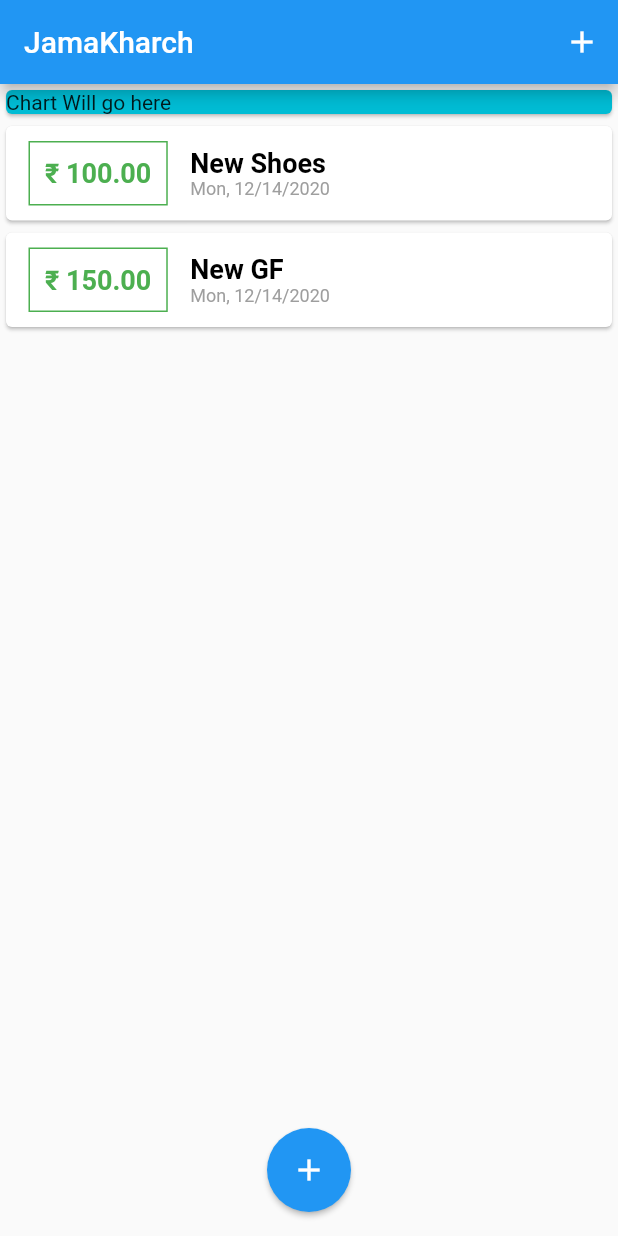
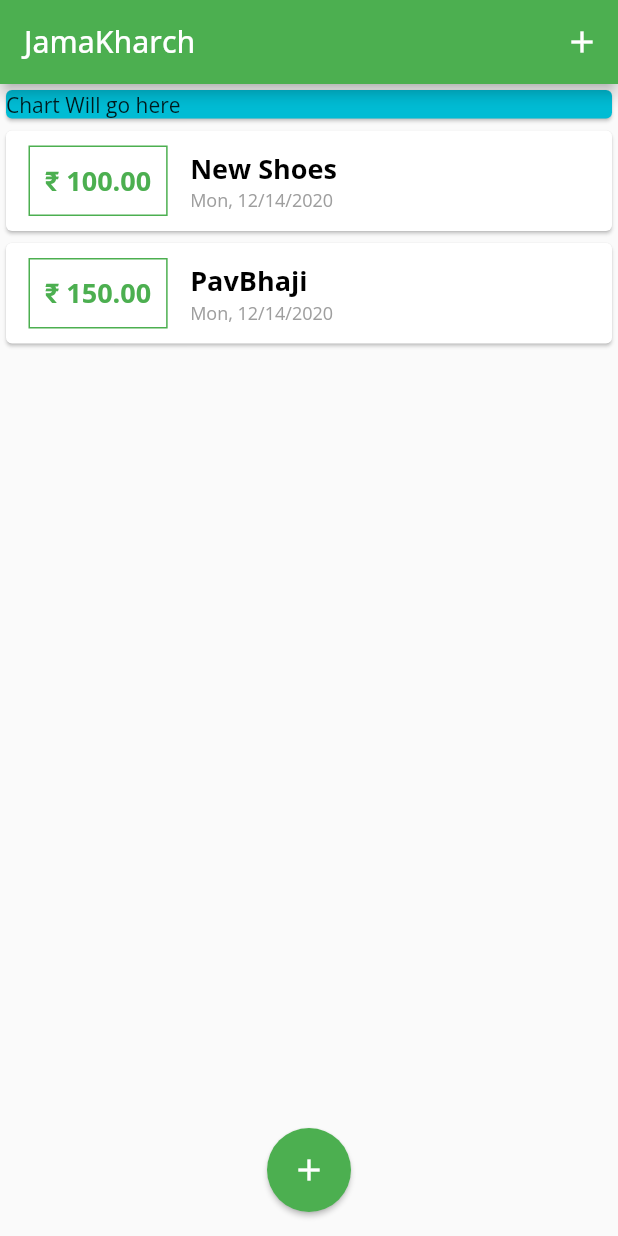
Before and after one commit to Shrikantpaliwal/Flutter-Apps, a Flutter app: the screen it shows after launch, on a phone screen of 412 x 824 dp. Run offline on Flutter 3.47's test engine with Material 2 defaults, Android fonts, the phone set to English and light mode, and no system bars.

Commit message:
Theme and Font Adjustment

```diff
--- a/Personal_expense/lib/main.dart
+++ b/Personal_expense/lib/main.dart
@@ -14,6 +14,7 @@ class MyApp extends StatelessWidget {
     return MaterialApp(
       title: 'Flutter App',
       home: MyHomePage(),
+      theme: ThemeData(primarySwatch: Colors.green, fontFamily: "OpenSans"),
     );
   }
 }
@@ -30,7 +31,7 @@ class _MyHomePageState extends State<MyHomePage> {
   final List<Transaction> _transaction = [
     Transaction(
         id: "t1", title: "New Shoes", amount: 100, date: DateTime.now()),
-    Transaction(id: "t2", title: "New GF", amount: 150, date: DateTime.now())
+    Transaction(id: "t2", title: "PavBhaji", amount: 150, date: DateTime.now())
   ];
 
   void _addNewTransaction(String txTitle, double txAmount) {
--- a/Personal_expense/lib/widget/new_transaction.dart
+++ b/Personal_expense/lib/widget/new_transaction.dart
@@ -51,7 +51,7 @@ class _NewTransactionState extends State<NewTransaction> {
               },
               elevation: 1.5,
               color: Colors.green,
-            )
+            ),
           ],
         ),
       ),
--- a/Personal_expense/lib/widget/transaction_list.dart
+++ b/Personal_expense/lib/widget/transaction_list.dart
@@ -21,6 +21,7 @@ class TransactionList extends StatelessWidget {
                   ),
                   decoration: BoxDecoration(
                     border: Border.all(color: Colors.green),
+                    //color: Theme.of(context).primaryColor
                   ),
                   child: Text(
                     '\u20B9 ${_tnx[index].amount.toStringAsFixed(2)}',
```
Also changed, not shown: Personal_expense/pubspec.yaml (+6 -6 lines).
